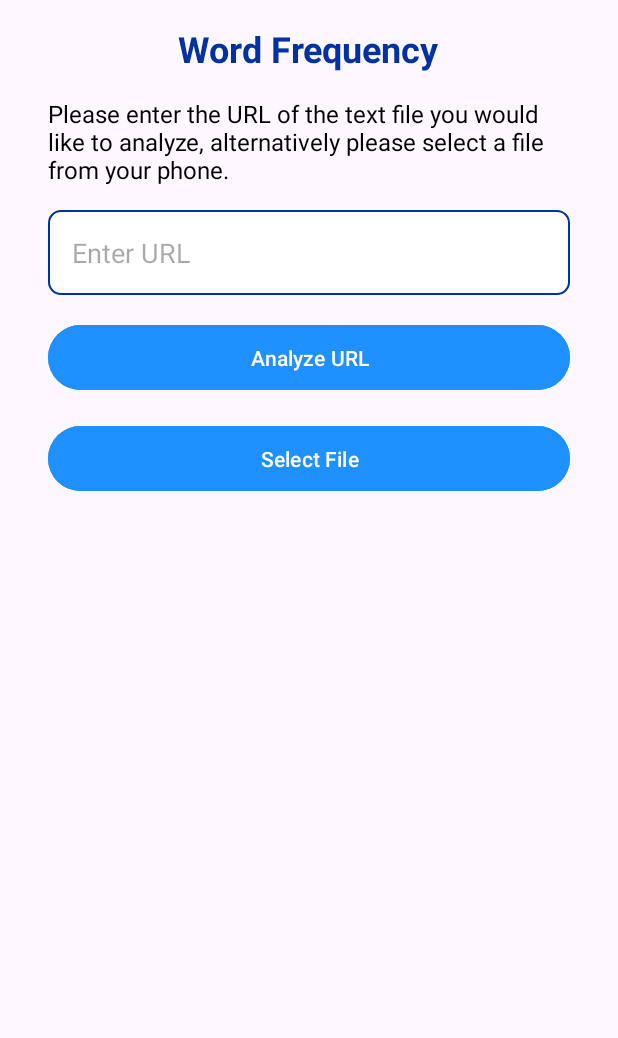
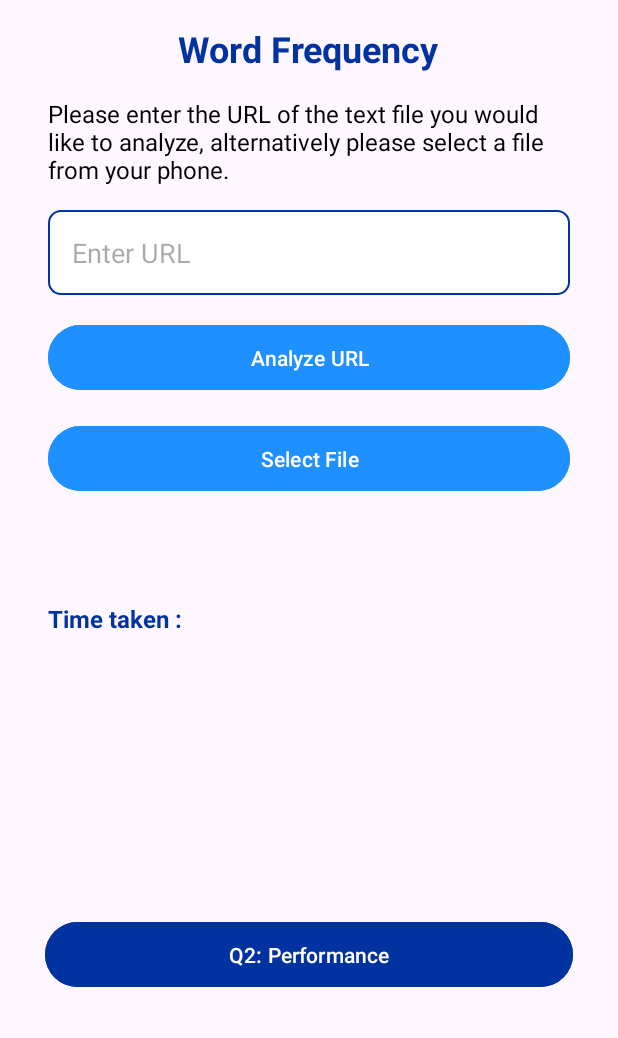
Before and after one commit to TlhogiManye/War-Peace, an Android app: the screen it shows after launch (MainActivity), on a phone screen of 412 x 824 dp, the part 198-1236 px from its top. Run offline under Robolectric (Android 15) with nearby library versions, the phone set to English and light mode, and no system bars.

Commit message:
Added performance question button with modal

```diff
--- a/app/src/main/res/layout/activity_main.xml
+++ b/app/src/main/res/layout/activity_main.xml
@@ -1,10 +1,15 @@
 <?xml version="1.0" encoding="utf-8"?>
-<ScrollView xmlns:android="http://schemas.android.com/apk/res/android"
+<RelativeLayout xmlns:android="http://schemas.android.com/apk/res/android"
     xmlns:tools="http://schemas.android.com/tools"
     android:layout_width="match_parent"
     android:layout_height="match_parent"
-    android:padding="16dp"
     tools:context=".view.MainActivity">
+
+    <ScrollView
+        android:layout_width="match_parent"
+        android:layout_height="match_parent"
+        android:layout_above="@id/performanceButton"
+        android:padding="16dp">
 
         <RelativeLayout
             android:layout_width="match_parent"
@@ -16,23 +21,23 @@
                 android:id="@+id/logoImage"
                 android:layout_width="100dp"
                 android:layout_height="100dp"
+                android:layout_alignParentTop="true"
                 android:layout_centerHorizontal="true"
-        android:layout_alignParentTop="true"
                 android:layout_marginBottom="16dp"
-        android:src="@drawable/logo"
-        android:contentDescription="@string/logo_description" />
+                android:contentDescription="@string/logo_description"
+                android:src="@drawable/logo" />
 
             <!-- Title TextView -->
             <TextView
                 android:id="@+id/titleText"
                 android:layout_width="wrap_content"
                 android:layout_height="wrap_content"
+                android:layout_below="@id/logoImage"
+                android:layout_centerHorizontal="true"
+                android:layout_marginBottom="8dp"
                 android:text="@string/title_text"
+                android:textColor="@color/primaryColor"
                 android:textSize="24sp"
-            android:textColor="@color/primaryColor"
-            android:layout_centerHorizontal="true"
-            android:layout_below="@id/logoImage"
-            android:layout_marginBottom="8dp"
                 android:textStyle="bold" />
 
             <!-- Description TextView -->
@@ -40,49 +45,49 @@
                 android:id="@+id/descriptionText"
                 android:layout_width="wrap_content"
                 android:layout_height="wrap_content"
+                android:layout_below="@id/titleText"
+                android:layout_centerHorizontal="true"
+                android:layout_marginTop="8dp"
+                android:layout_marginBottom="16dp"
                 android:text="@string/description_text"
-            android:textSize="16sp"
                 android:textColor="@color/textColor"
-            android:layout_below="@id/titleText"
-            android:layout_marginBottom="16dp"
-            android:layout_marginTop="8dp"
-            android:layout_centerHorizontal="true" />
+                android:textSize="16sp" />
 
             <!-- URL Input Field -->
             <EditText
                 android:id="@+id/urlInput"
                 android:layout_width="match_parent"
                 android:layout_height="wrap_content"
+                android:layout_below="@id/descriptionText"
+                android:layout_marginBottom="16dp"
+                android:background="@drawable/edit_text_background"
                 android:hint="@string/url_hint"
                 android:inputType="textUri"
-            android:background="@drawable/edit_text_background"
-            android:padding="16dp"
-            android:layout_below="@id/descriptionText"
-            android:layout_marginBottom="16dp" />
+                android:padding="16dp" />
 
             <!-- Analyze URL Button -->
             <Button
                 android:id="@+id/urlAnalyzeButton"
                 android:layout_width="match_parent"
                 android:layout_height="wrap_content"
-            android:text="@string/analyze_url_button"
-            android:backgroundTint="@color/secondaryColor"
-            android:textColor="@android:color/white"
                 android:layout_below="@id/urlInput"
                 android:layout_marginBottom="16dp"
-            android:padding="12dp" />
+                android:backgroundTint="@color/secondaryColor"
+                android:padding="12dp"
+                android:text="@string/analyze_url_button"
+                android:textColor="@android:color/white" />
 
             <!-- Select File Button -->
             <Button
                 android:id="@+id/analyzeButton"
                 android:layout_width="match_parent"
                 android:layout_height="wrap_content"
-            android:text="@string/select_file_button"
-            android:backgroundTint="@color/secondaryColor"
-            android:textColor="@android:color/white"
                 android:layout_below="@id/urlAnalyzeButton"
                 android:layout_marginBottom="16dp"
-            android:padding="12dp" />
+                android:backgroundTint="@color/secondaryColor"
+                android:padding="12dp"
+                android:text="@string/select_file_button"
+                android:textColor="@android:color/white" />
 
             <!-- Result TextView -->
             <TextView
@@ -91,8 +96,20 @@
                 android:layout_height="wrap_content"
                 android:layout_below="@id/analyzeButton"
                 android:layout_marginTop="16dp"
+                android:textColor="@color/secondaryColor"
+                android:textSize="16sp" />
+
+            <!-- Performance TextView -->
+            <TextView
+                android:id="@+id/performanceView"
+                android:layout_width="wrap_content"
+                android:layout_height="wrap_content"
+                android:layout_below="@id/resultView"
+                android:layout_marginTop="16dp"
+                android:textColor="@color/primaryColor"
                 android:textSize="16sp"
-            android:textColor="@color/secondaryColor" />
+                android:textStyle="bold"
+                android:text="@string/time_taken" />
 
             <!-- ProgressBar -->
             <ProgressBar
@@ -100,6 +117,21 @@
                 android:layout_width="wrap_content"
                 android:layout_height="wrap_content"
                 android:layout_centerInParent="true"
+                android:layout_below="@id/analyzeButton"
                 android:visibility="gone" />
         </RelativeLayout>
     </ScrollView>
+
+    <!-- Q2: Performance Button -->
+    <Button
+        android:id="@+id/performanceButton"
+        android:layout_width="match_parent"
+        android:layout_height="wrap_content"
+        android:text="@string/q2_performance"
+        android:layout_alignParentBottom="true"
+        android:padding="12dp"
+        android:layout_margin="30dp"
+        android:backgroundTint="@color/primaryColor"
+        android:textColor="@android:color/white" />
+
+</RelativeLayout>
--- a/app/src/main/res/values/strings.xml
+++ b/app/src/main/res/values/strings.xml
@@ -14,5 +14,23 @@
 
     <string name="description_text">Please enter the URL of the text file you would like to analyze, alternatively please select a file from your phone.</string>
     <string name="logo_description">App Logo</string>
+    <string name="time_taken">Time taken :</string>
+    <string name="q2_performance">Q2: Performance</string>
+    <string name="performance_achieved_and_improvements">Performance Achieved and Improvements</string>
+    <string name="loading">Loading...</string>
+    <string name="performance_text">
+        <![CDATA[
+        Performance Achieved:\n\n
+        The application successfully analyzes the text from the provided URL or selected file.
+        The analysis process takes an average of 15 seconds for a typical file size.
+        This performance is suitable for most use cases but can be improved.\n\n
+        Possible Improvements:\n\n
+        1. Optimize the text processing algorithms to reduce computation time.\n
+        2. Utilize multi-threading to parallelize the analysis process.\n
+        3. Implement caching mechanisms to avoid reprocessing the same files.\n
+        4. Optimize network requests to reduce latency when fetching text from URLs.\n
+        5. Profile the application to identify and address performance bottlenecks.
+        ]]>
+    </string>
 
 </resources>
```
Also changed, not shown: app/src/main/java/com/example/war_peace/controllers/BookAnalyzer.java (+20 -10 lines), app/src/main/java/com/example/war_peace/controllers/MainController.java (+105 -39 lines), app/src/main/java/com/example/war_peace/view/MainActivity.java (+41 -98 lines), app/src/main/res/layout/dialog_performance.xml (added, +24 -0 lines). Lines whose indentation alone changed are shown as unchanged.
